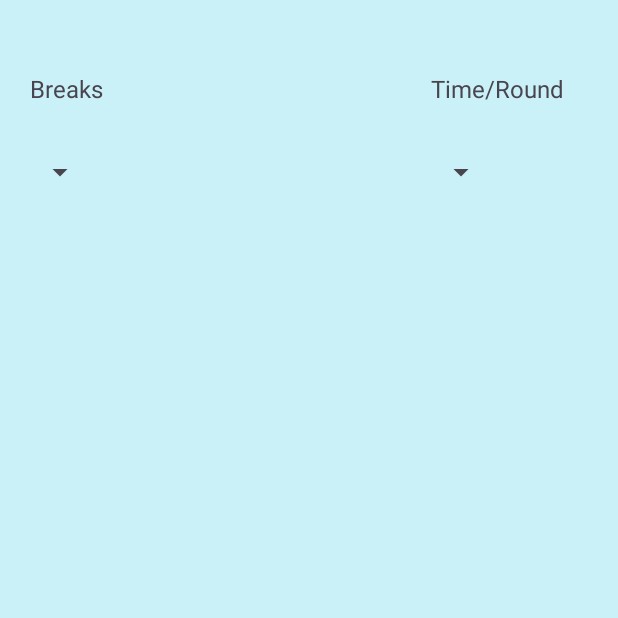
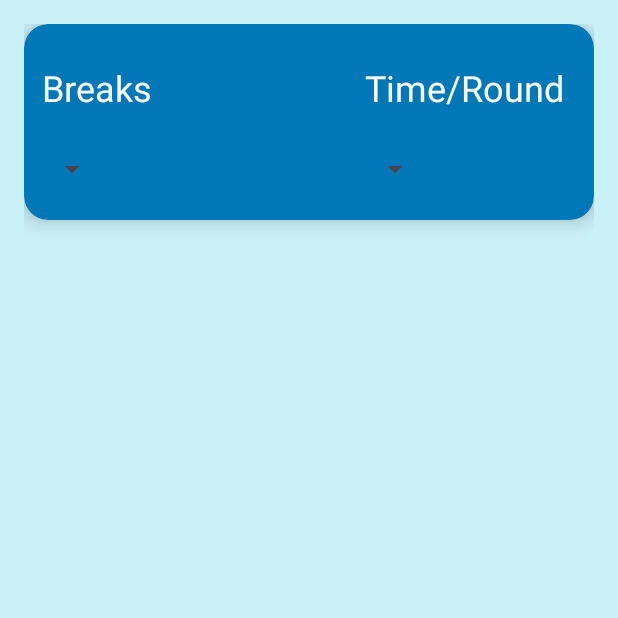
Before and after one commit to Abinash6000/Surya-Namaskar-App, an Android app: the fragment RoundsFragment shown on its own in the app's theme, on a phone screen of 412 x 824 dp, the top half of it. Run offline under Robolectric (Android 15) with nearby library versions, the phone set to English and light mode, and no system bars.

Commit message:
improved fragments

```diff
--- a/app/build.gradle
+++ b/app/build.gradle
@@ -30,6 +30,9 @@ android {
     kotlinOptions {
         jvmTarget = '1.8'
     }
+    buildFeatures {
+        viewBinding = true
+    }
 }
 
 dependencies {
--- /dev/null
+++ b/app/src/main/res/drawable/round_pause_24.xml
@@ -0,0 +1,5 @@
+<vector android:height="24dp" android:tint="#FFFFFF"
+    android:viewportHeight="24" android:viewportWidth="24"
+    android:width="24dp" xmlns:android="http://schemas.android.com/apk/res/android">
+    <path android:fillColor="@android:color/white" android:pathData="M8,19c1.1,0 2,-0.9 2,-2L10,7c0,-1.1 -0.9,-2 -2,-2s-2,0.9 -2,2v10c0,1.1 0.9,2 2,2zM14,7v10c0,1.1 0.9,2 2,2s2,-0.9 2,-2L18,7c0,-1.1 -0.9,-2 -2,-2s-2,0.9 -2,2z"/>
+</vector>
--- /dev/null
+++ b/app/src/main/res/drawable/round_play_arrow_24.xml
@@ -0,0 +1,5 @@
+<vector android:height="24dp" android:tint="#FFFFFF"
+    android:viewportHeight="24" android:viewportWidth="24"
+    android:width="24dp" xmlns:android="http://schemas.android.com/apk/res/android">
+    <path android:fillColor="@android:color/white" android:pathData="M8,6.82v10.36c0,0.79 0.87,1.27 1.54,0.84l8.14,-5.18c0.62,-0.39 0.62,-1.29 0,-1.69L9.54,5.98C8.87,5.55 8,6.03 8,6.82z"/>
+</vector>
--- a/app/src/main/res/layout/fragment_rounds.xml
+++ b/app/src/main/res/layout/fragment_rounds.xml
@@ -8,13 +8,31 @@
     android:padding="16dp"
     tools:context=".RoundsFragment">
 
+    <androidx.cardview.widget.CardView
+        android:layout_width="match_parent"
+        android:layout_height="0dp"
+        android:layout_marginBottom="8dp"
+        android:backgroundTint="#0077B6"
+        app:cardCornerRadius="16dp"
+        app:cardElevation="8dp"
+        app:layout_constraintBottom_toBottomOf="@id/guideline2"
+        app:layout_constraintEnd_toEndOf="parent"
+        app:layout_constraintStart_toStartOf="parent"
+        app:layout_constraintTop_toTopOf="parent">
+
+        <androidx.constraintlayout.widget.ConstraintLayout
+            android:layout_width="match_parent"
+            android:layout_height="match_parent">
+
             <TextView
                 android:id="@+id/textView"
                 android:layout_width="wrap_content"
                 android:layout_height="wrap_content"
+                android:layout_marginStart="8dp"
                 android:padding="4dp"
                 android:text="Breaks"
-        android:textSize="16sp"
+                android:textSize="24sp"
+                android:textColor="@color/white"
                 app:layout_constraintBottom_toTopOf="@+id/breaksSpinner"
                 app:layout_constraintStart_toStartOf="parent"
                 app:layout_constraintTop_toTopOf="parent" />
@@ -24,18 +42,19 @@
                 android:layout_width="wrap_content"
                 android:layout_height="wrap_content"
                 android:padding="4dp"
-        app:layout_constraintBottom_toTopOf="@+id/guideline2"
-        app:layout_constraintStart_toStartOf="parent"
+                app:layout_constraintBottom_toBottomOf="parent"
+                app:layout_constraintStart_toStartOf="@+id/textView"
                 app:layout_constraintTop_toBottomOf="@+id/textView" />
 
             <TextView
                 android:id="@+id/textView2"
                 android:layout_width="wrap_content"
                 android:layout_height="wrap_content"
+                android:layout_marginEnd="16dp"
                 android:padding="4dp"
-        android:layout_marginEnd="16dp"
                 android:text="Time/Round"
-        android:textSize="16sp"
+                android:textSize="24sp"
+                android:textColor="@color/white"
                 app:layout_constraintBottom_toTopOf="@+id/timePerRoundSpinner"
                 app:layout_constraintEnd_toEndOf="parent"
                 app:layout_constraintTop_toTopOf="parent" />
@@ -45,9 +64,13 @@
                 android:layout_width="wrap_content"
                 android:layout_height="wrap_content"
                 android:padding="4dp"
-        app:layout_constraintBottom_toTopOf="@+id/guideline2"
+                app:layout_constraintBottom_toBottomOf="parent"
                 app:layout_constraintStart_toStartOf="@+id/textView2"
                 app:layout_constraintTop_toBottomOf="@+id/textView2" />
+
+        </androidx.constraintlayout.widget.ConstraintLayout>
+
+    </androidx.cardview.widget.CardView>
 
     <androidx.constraintlayout.widget.Guideline
         android:id="@+id/guideline2"
@@ -56,5 +79,17 @@
         android:orientation="horizontal"
         app:layout_constraintGuide_percent="0.175" />
 
+    <androidx.recyclerview.widget.RecyclerView
+        android:layout_width="0dp"
+        android:layout_height="0dp"
+        app:layoutManager="androidx.recyclerview.widget.LinearLayoutManager"
+        tools:listitem="@layout/round_item"
+        tools:itemCount="20"
+        app:layout_constraintBottom_toBottomOf="parent"
+        app:layout_constraintEnd_toEndOf="parent"
+        app:layout_constraintStart_toStartOf="parent"
+        app:layout_constraintTop_toTopOf="@+id/guideline2" />
+
+
 
 </androidx.constraintlayout.widget.ConstraintLayout>
--- a/app/src/main/res/values/strings.xml
+++ b/app/src/main/res/values/strings.xml
@@ -8,7 +8,7 @@
         <item>90 Sec</item>
         <item>120 Sec</item>
     </string-array>
-<!--    Last one Recommended for both the spinners-->
+    <!--    Last one Recommended for both the spinners-->
     <string-array name="TimePerRound">
         <item>80 Sec</item>
         <item>60 Sec</item>
```
Also changed, not shown: app/src/main/java/com/example/suryanamaskar/StartFragment.kt (added, +16 -0 lines), app/src/main/res/layout/fragment_start.xml (added, +66 -0 lines), app/src/main/res/layout/round_item.xml (added, +21 -0 lines), app/src/main/res/navigation/nav_graph.xml (+18 -1 lines), app/src/main/res/drawable/pose_1_f.jpg, app/src/main/res/drawable/pose_2_f.jpg, app/src/main/res/drawable/pose_5_f.jpg, app/src/main/res/drawable/pose_7_f.jpg. Lines whose indentation alone changed are shown as unchanged.
